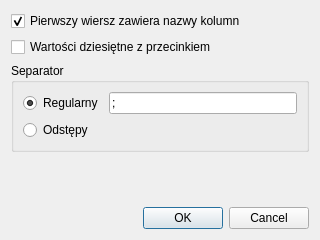
Above: ui/loaddatadialog.ui from antoninastefanowska/PyQtDataAnalyzer before the change. Below: the same form after it.
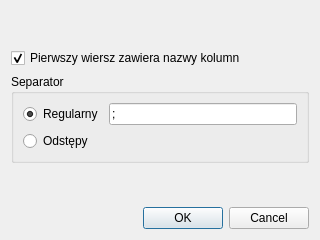
That is the form after the change.

The edit to the form file:
```diff
--- a/ui/loaddatadialog.ui
+++ b/ui/loaddatadialog.ui
@@ -17,6 +17,19 @@
    <string>Opcje</string>
   </property>
   <layout class="QVBoxLayout" name="verticalLayout">
+   <item>
+    <spacer name="verticalSpacer_2">
+     <property name="orientation">
+      <enum>Qt::Vertical</enum>
+     </property>
+     <property name="sizeHint" stdset="0">
+      <size>
+       <width>20</width>
+       <height>40</height>
+      </size>
+     </property>
+    </spacer>
+   </item>
    <item>
     <layout class="QVBoxLayout" name="verticalLayout_3">
      <item>
@@ -29,13 +42,6 @@
        </property>
       </widget>
      </item>
-     <item>
-      <widget class="QCheckBox" name="commaCheckbox">
-       <property name="text">
-        <string>Wartości dziesiętne z przecinkiem</string>
-       </property>
-      </widget>
-     </item>
      <item>
       <widget class="QGroupBox" name="groupBox">
        <property name="title">
```
